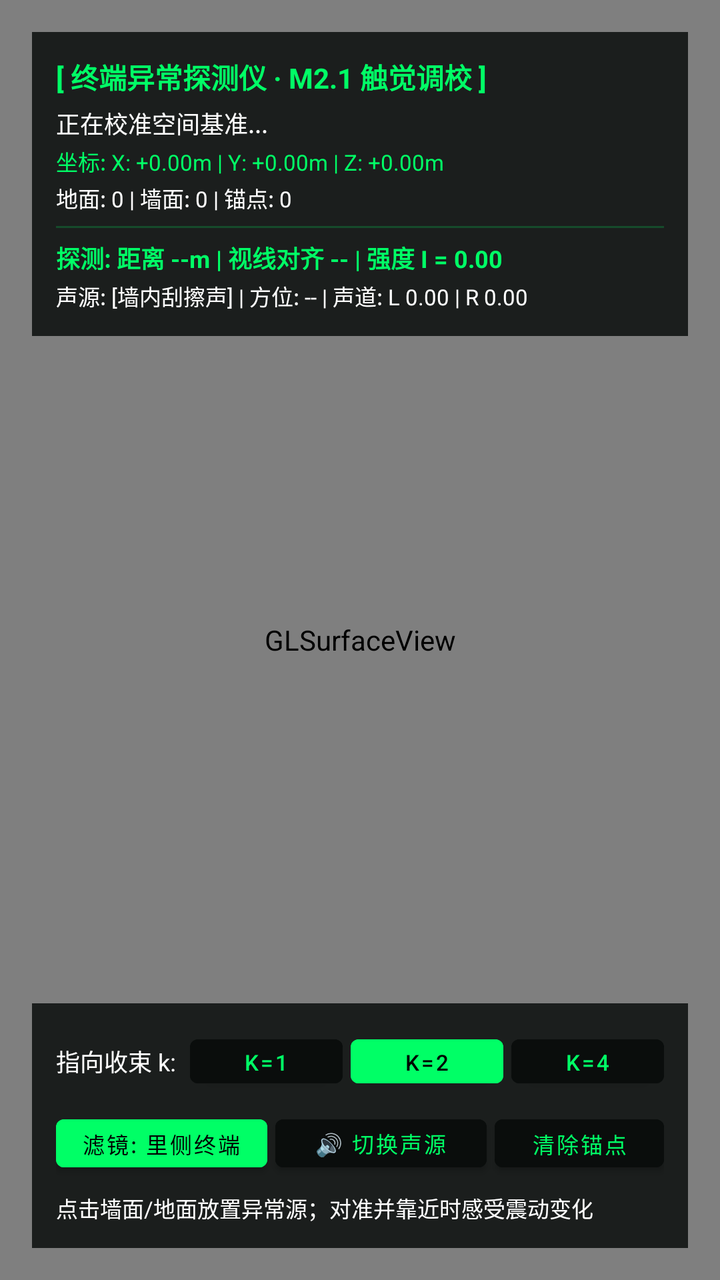
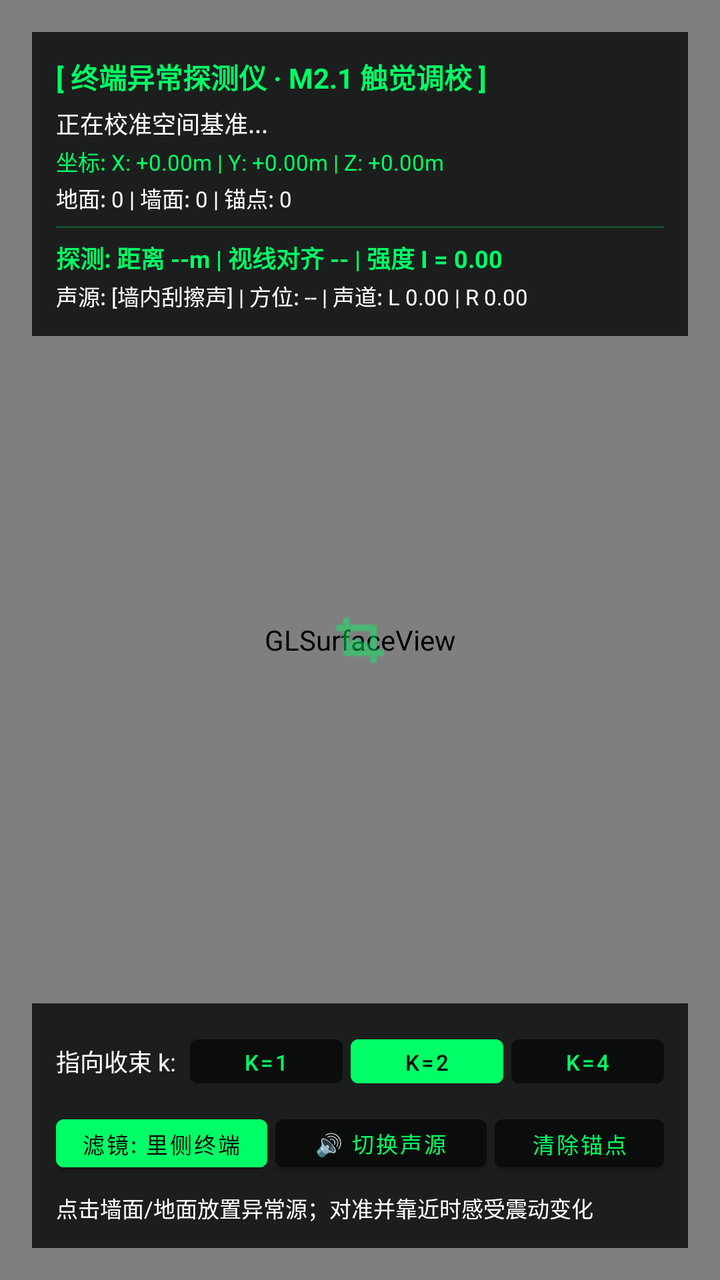

An Android layout rendered at two revisions. The XML below is the earlier revision; the diff shows what the commit changed to produce the second picture.
<!-- AndroidManifest.xml: application theme Theme.HomeDungeonAR -->
<!-- res/layout/activity_main.xml -->
<?xml version="1.0" encoding="utf-8"?>
<FrameLayout xmlns:android="http://schemas.android.com/apk/res/android"
    android:layout_width="match_parent"
    android:layout_height="match_parent"
    android:background="@color/black">

    <android.opengl.GLSurfaceView
        android:id="@+id/surfaceView"
        android:layout_width="match_parent"
        android:layout_height="match_parent" />

    
    <LinearLayout
        android:layout_width="match_parent"
        android:layout_height="wrap_content"
        android:layout_gravity="top"
        android:layout_margin="16dp"
        android:background="@color/terminal_dark"
        android:orientation="vertical"
        android:padding="12dp">

        <TextView
            android:layout_width="wrap_content"
            android:layout_height="wrap_content"
            android:text="[ 终端异常探测仪 · M2.1 触觉调校 ]"
            android:textColor="@color/terminal_green"
            android:textSize="14sp"
            android:textStyle="bold" />

        <TextView
            android:id="@+id/tvStatus"
            android:layout_width="wrap_content"
            android:layout_height="wrap_content"
            android:layout_marginTop="4dp"
            android:text="正在校准空间基准..."
            android:textColor="@color/white"
            android:textSize="12sp" />

        <TextView
            android:id="@+id/tvPose"
            android:layout_width="wrap_content"
            android:layout_height="wrap_content"
            android:layout_marginTop="2dp"
            android:text="坐标: X: +0.00m | Y: +0.00m | Z: +0.00m"
            android:textColor="@color/terminal_green"
            android:textSize="11sp" />

        <TextView
            android:id="@+id/tvInfo"
            android:layout_width="wrap_content"
            android:layout_height="wrap_content"
            android:layout_marginTop="2dp"
            android:text="地面: 0 | 墙面: 0 | 锚点: 0"
            android:textColor="@color/white"
            android:textSize="11sp" />

        <View
            android:layout_width="match_parent"
            android:layout_height="1dp"
            android:layout_marginTop="6dp"
            android:layout_marginBottom="6dp"
            android:background="@color/terminal_border" />

        
        <TextView
            android:id="@+id/tvDetectorHaptics"
            android:layout_width="wrap_content"
            android:layout_height="wrap_content"
            android:text="探测: 距离 --m | 视线对齐 -- | 强度 I = 0.00"
            android:textColor="@color/terminal_green"
            android:textSize="12sp"
            android:textStyle="bold" />

        
        <TextView
            android:id="@+id/tvSpatialAudio"
            android:layout_width="wrap_content"
            android:layout_height="wrap_content"
            android:layout_marginTop="2dp"
            android:text="声源: [墙内刮擦声] | 方位: -- | 声道: L 0.00 | R 0.00"
            android:textColor="@color/white"
            android:textSize="11sp" />
    </LinearLayout>

    
    <LinearLayout
        android:layout_width="match_parent"
        android:layout_height="wrap_content"
        android:layout_gravity="bottom"
        android:layout_margin="16dp"
        android:background="@color/terminal_dark"
        android:orientation="vertical"
        android:padding="12dp">

        
        <LinearLayout
            android:layout_width="match_parent"
            android:layout_height="wrap_content"
            android:gravity="center_vertical"
            android:orientation="horizontal">

            <TextView
                android:layout_width="wrap_content"
                android:layout_height="wrap_content"
                android:text="指向收束 k: "
                android:textColor="@color/white"
                android:textSize="12sp" />

            <Button
                android:id="@+id/btnK1"
                android:layout_width="0dp"
                android:layout_height="34dp"
                android:layout_marginStart="4dp"
                android:layout_weight="1"
                android:backgroundTint="@color/terminal_dark"
                android:paddingStart="4dp"
                android:paddingEnd="4dp"
                android:text="k=1"
                android:textColor="@color/terminal_green"
                android:textSize="11sp" />

            <Button
                android:id="@+id/btnK2"
                android:layout_width="0dp"
                android:layout_height="34dp"
                android:layout_marginStart="4dp"
                android:layout_weight="1"
                android:backgroundTint="@color/terminal_green"
                android:paddingStart="4dp"
                android:paddingEnd="4dp"
                android:text="k=2"
                android:textColor="@color/black"
                android:textSize="11sp" />

            <Button
                android:id="@+id/btnK4"
                android:layout_width="0dp"
                android:layout_height="34dp"
                android:layout_marginStart="4dp"
                android:layout_weight="1"
                android:backgroundTint="@color/terminal_dark"
                android:paddingStart="4dp"
                android:paddingEnd="4dp"
                android:text="k=4"
                android:textColor="@color/terminal_green"
                android:textSize="11sp" />
        </LinearLayout>

        
        <LinearLayout
            android:layout_width="match_parent"
            android:layout_height="wrap_content"
            android:layout_marginTop="6dp"
            android:gravity="center_vertical"
            android:orientation="horizontal">

            <Button
                android:id="@+id/btnToggleFilter"
                android:layout_width="0dp"
                android:layout_height="36dp"
                android:layout_marginEnd="4dp"
                android:layout_weight="1"
                android:backgroundTint="@color/terminal_green"
                android:paddingStart="2dp"
                android:paddingEnd="2dp"
                android:text="滤镜: 里侧终端"
                android:textColor="@color/black"
                android:textSize="11sp" />

            <Button
                android:id="@+id/btnToggleAudio"
                android:layout_width="0dp"
                android:layout_height="36dp"
                android:layout_marginEnd="4dp"
                android:layout_weight="1"
                android:backgroundTint="@color/terminal_dark"
                android:paddingStart="2dp"
                android:paddingEnd="2dp"
                android:text="🔊 切换声源"
                android:textColor="@color/terminal_green"
                android:textSize="11sp" />

            <Button
                android:id="@+id/btnClearAnchors"
                android:layout_width="0dp"
                android:layout_height="36dp"
                android:layout_weight="0.8"
                android:backgroundTint="@color/terminal_dark"
                android:paddingStart="2dp"
                android:paddingEnd="2dp"
                android:text="清除锚点"
                android:textColor="@color/terminal_green"
                android:textSize="11sp" />
        </LinearLayout>

        <TextView
            android:id="@+id/tvHint"
            android:layout_width="match_parent"
            android:layout_height="wrap_content"
            android:layout_marginTop="6dp"
            android:text="点击墙面/地面放置异常源；对准并靠近时感受震动变化"
            android:textColor="@color/white"
            android:textSize="11sp" />
    </LinearLayout>

    
    <LinearLayout
        android:id="@+id/permissionLayout"
        android:layout_width="match_parent"
        android:layout_height="wrap_content"
        android:layout_gravity="center"
        android:layout_margin="24dp"
        android:background="@color/terminal_dark"
        android:gravity="center"
        android:orientation="vertical"
        android:padding="20dp"
        android:visibility="gone">

        <TextView
            android:layout_width="wrap_content"
            android:layout_height="wrap_content"
            android:gravity="center"
            android:text="@string/camera_permission_required"
            android:textColor="@color/white"
            android:textSize="16sp" />

        <Button
            android:id="@+id/btnGrantPermission"
            android:layout_width="wrap_content"
            android:layout_height="wrap_content"
            android:layout_marginTop="16dp"
            android:backgroundTint="@color/terminal_green"
            android:text="@string/grant_permission"
            android:textColor="@color/black" />
    </LinearLayout>

</FrameLayout>
<!-- resources referenced by this layout -->
<resources>
  <color name="black">#FF000000</color>
  <color name="terminal_border">#3300FF66</color>
  <color name="terminal_dark">#D90A0E0C</color>
  <color name="terminal_green">#FF00FF66</color>
  <color name="white">#FFFFFFFF</color>
  <string name="camera_permission_required">终端需要相机权限以观测空间</string>
  <string name="grant_permission">授权</string>
  <style name="Theme.HomeDungeonAR" parent="Theme.MaterialComponents.DayNight.NoActionBar">
          <item name="android:statusBarColor">@color/black</item>
          <item name="android:navigationBarColor">@color/black</item>
          <item name="android:windowBackground">@color/black</item>
      </style>
</resources>

<!-- the commit's change to res/layout/activity_main.xml (unified diff, before → after) -->
@@ -8,6 +8,16 @@
         android:id="@+id/surfaceView"
         android:layout_width="match_parent"
         android:layout_height="match_parent" />
+
+    
+    <ImageView
+        android:id="@+id/ivReticle"
+        android:layout_width="32dp"
+        android:layout_height="32dp"
+        android:layout_gravity="center"
+        android:src="@android:drawable/ic_menu_crop"
+        android:tint="@color/terminal_green"
+        android:alpha="0.75" />
 
     
     <LinearLayout
